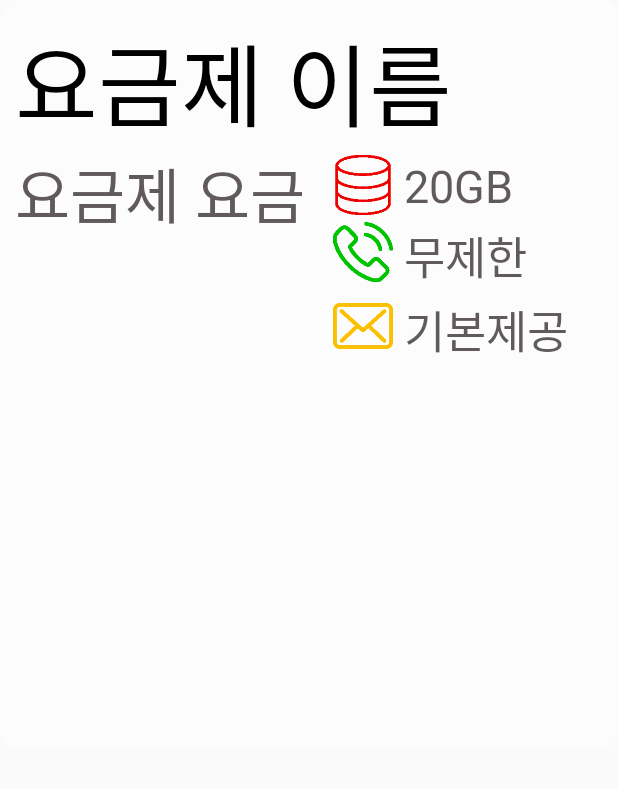
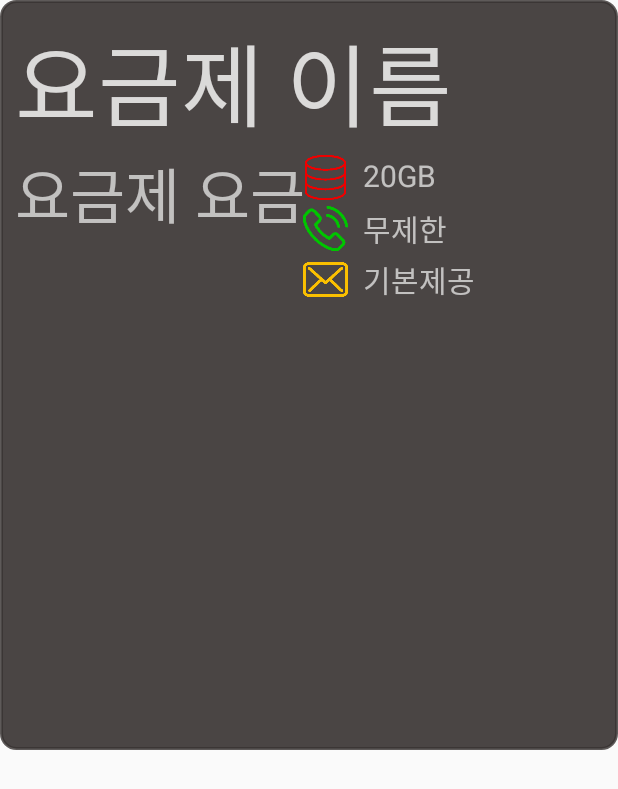
Before and after one commit to yejinoh/skcc-dt-android, an Android app: the layout plan_item.xml on its own in the app's theme, with its tools: preview values and no code run, on a phone screen of 412 x 824 dp. Shown: the top 789 px of the screen. Run offline under Robolectric (Android 15) with nearby library versions, the phone set to English and light mode, and no system bars.

Commit message:
요금제 상세정보 반영, 한줄로, UI

```diff
--- a/app/src/main/AndroidManifest.xml
+++ b/app/src/main/AndroidManifest.xml
@@ -7,7 +7,6 @@
     <uses-permission android:name="android.permission.CAMERA" />
     <uses-permission android:name="android.hardware.camera.autofocus" />
     <uses-permission android:name="android.permission.RECORD_AUDIO" />
-
 
     <uses-permission android:name="android.permission.WRITE_EXTERNAL_STORAGE" />
     <uses-permission android:name="android.permission.READ_EXTERNAL_STORAGE" />
@@ -26,10 +25,12 @@
                 <action android:name="android.intent.action.MAIN" />
                 <category android:name="android.intent.category.LAUNCHER" />
             </intent-filter>
+
         </activity>
 
         <activity android:name=".MainActivity"
             android:theme="@style/AppTheme.NoActionBar">
+
         </activity>
 
         <activity android:name=".CameraActivity"
--- a/app/src/main/java/com/example/yj/itproject_07/MainActivity.java
+++ b/app/src/main/java/com/example/yj/itproject_07/MainActivity.java
@@ -270,7 +270,7 @@ public class MainActivity extends AppCompatActivity implements TextToSpeech.OnIn
         });
 
         HorizontalInfiniteCycleViewPager pagerPlan = (HorizontalInfiniteCycleViewPager) findViewById(R.id.horizontal_cycle_plan);
-        PlanAdapter adapterPlan = new PlanAdapter(listPlanNames, listPlanCosts, getBaseContext());
+        PlanAdapter adapterPlan = new PlanAdapter(listPlanNames, listPlanCosts, listPlanDatas, listPlanCalls, listPlanSmss, getBaseContext());
         pagerPlan.setAdapter(adapterPlan);
         pagerPlan.addOnPageChangeListener(new ViewPager.OnPageChangeListener() {
             @Override
--- a/app/src/main/res/drawable/round_shape.xml
+++ b/app/src/main/res/drawable/round_shape_plan.xml
@@ -1,14 +1,14 @@
 <?xml version="1.0" encoding="utf-8"?>
 <shape xmlns:android="http://schemas.android.com/apk/res/android"
     android:shape="rectangle" android:padding="10dp">
-    <solid android:color="#44FFFFFF"/>
+    <solid android:color="#E6383231"/>
     <!-- <solid android:color="#CC383231"/> -->
     <corners android:bottomRightRadius="10dp"
         android:bottomLeftRadius="10dp"
         android:topLeftRadius="10dp"
         android:topRightRadius="10dp"/>
     <stroke android:width="2dp"
-        android:color="#33FFFFFF"/>
+        android:color="#CC383231"/>
     <!-- <solid android:color="#33FFFFFF"/> -->
 
 </shape>
--- a/app/src/main/res/layout/plan_item.xml
+++ b/app/src/main/res/layout/plan_item.xml
@@ -4,8 +4,7 @@
     android:layout_width="match_parent"
     android:layout_height="500dp"
     android:padding="10dp"
-
-    android:background="@drawable/round_shape"
+    android:background="@drawable/round_shape_plan"
     android:elevation="4dp">
 
 
@@ -15,7 +14,8 @@
         android:layout_height="wrap_content"
         android:text="요금제 이름"
         android:textSize="60dp"
-        android:textColor="#000000"/>
+        android:singleLine="true"
+        android:textColor="#CCFFFFFF"/>
 
     <TextView
         android:id="@+id/textViewPlanCost"
@@ -23,12 +23,12 @@
         android:layout_height="wrap_content"
         android:text="요금제 요금"
         android:textSize="40dp"
-        android:textColor="#CC383231"
+        android:textColor="#AAFFFFFF"
         android:layout_below="@id/textViewPlanName"/>
 
     <RelativeLayout
         android:id="@+id/relativeLayoutPlanData"
-        android:layout_width="180dp"
+        android:layout_width="200dp"
         android:layout_height="wrap_content"
         android:layout_alignParentRight="true"
         android:layout_marginTop="4dp"
@@ -37,8 +37,9 @@
 
         <ImageView
             android:id="@+id/imageViewPlanData"
-            android:layout_width="40dp"
-            android:layout_height="40dp"
+            android:layout_width="30dp"
+            android:layout_height="30dp"
+            android:layout_marginRight="5dp"
             android:src="@drawable/plan_data_red"/>
 
         <TextView
@@ -47,13 +48,13 @@
             android:layout_height="wrap_content"
             android:layout_toRightOf="@id/imageViewPlanData"
             android:text=" 20GB"
-            android:textColor="#CC383231"
-            android:textSize="30dp"/>
+            android:textColor="#AAFFFFFF"
+            android:textSize="20dp"/>
     </RelativeLayout>
 
     <RelativeLayout
         android:id="@+id/relativeLayoutPlanCall"
-        android:layout_width="180dp"
+        android:layout_width="200dp"
         android:layout_height="wrap_content"
         android:layout_alignParentRight="true"
         android:layout_below="@id/relativeLayoutPlanData"
@@ -61,8 +62,9 @@
 
         <ImageView
             android:id="@+id/imageViewPlanCall"
-            android:layout_width="40dp"
-            android:layout_height="40dp"
+            android:layout_width="30dp"
+            android:layout_height="30dp"
+            android:layout_marginRight="5dp"
             android:src="@drawable/plan_call_green"/>
 
         <TextView
@@ -71,13 +73,13 @@
             android:layout_height="wrap_content"
             android:layout_toRightOf="@id/imageViewPlanCall"
             android:text=" 무제한"
-            android:textColor="#CC383231"
-            android:textSize="30dp"/>
+            android:textColor="#AAFFFFFF"
+            android:textSize="20dp"/>
     </RelativeLayout>
 
     <RelativeLayout
         android:id="@+id/relativeLayoutPlanSms"
-        android:layout_width="180dp"
+        android:layout_width="200dp"
         android:layout_height="wrap_content"
         android:layout_alignParentRight="true"
         android:layout_below="@id/relativeLayoutPlanCall"
@@ -85,8 +87,9 @@
 
         <ImageView
             android:id="@+id/imageViewPlanSms"
-            android:layout_width="40dp"
-            android:layout_height="40dp"
+            android:layout_width="30dp"
+            android:layout_height="30dp"
+            android:layout_marginRight="5dp"
             android:src="@drawable/plan_sms_yello"/>
 
         <TextView
@@ -95,8 +98,8 @@
             android:layout_height="wrap_content"
             android:layout_toRightOf="@id/imageViewPlanSms"
             android:text=" 기본제공"
-            android:textColor="#CC383231"
-            android:textSize="30dp"/>
+            android:textColor="#AAFFFFFF"
+            android:textSize="20dp"/>
     </RelativeLayout>
 
 </RelativeLayout>
```
Also changed, not shown: app/src/main/java/com/example/yj/itproject_07/PlanAdapter.java (+17 -3 lines), app/src/main/res/layout/activity_main.xml (+47 -37 lines).
